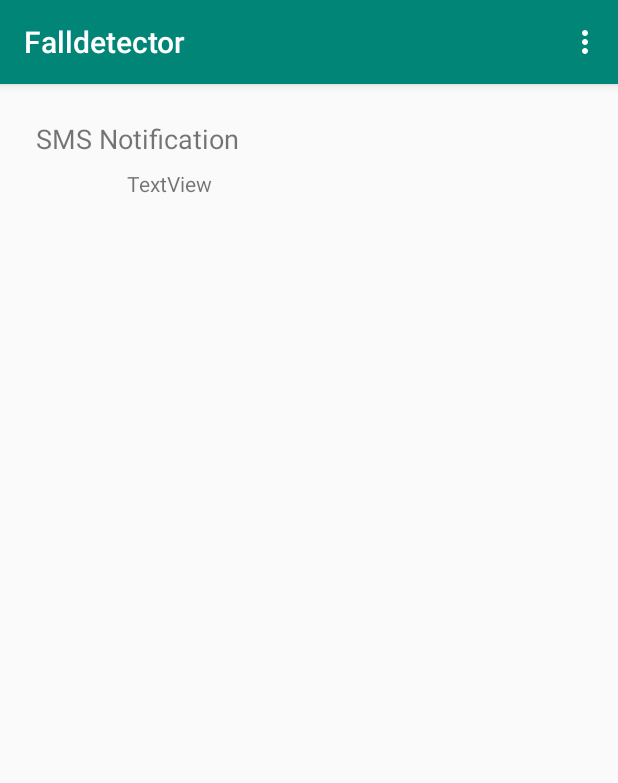
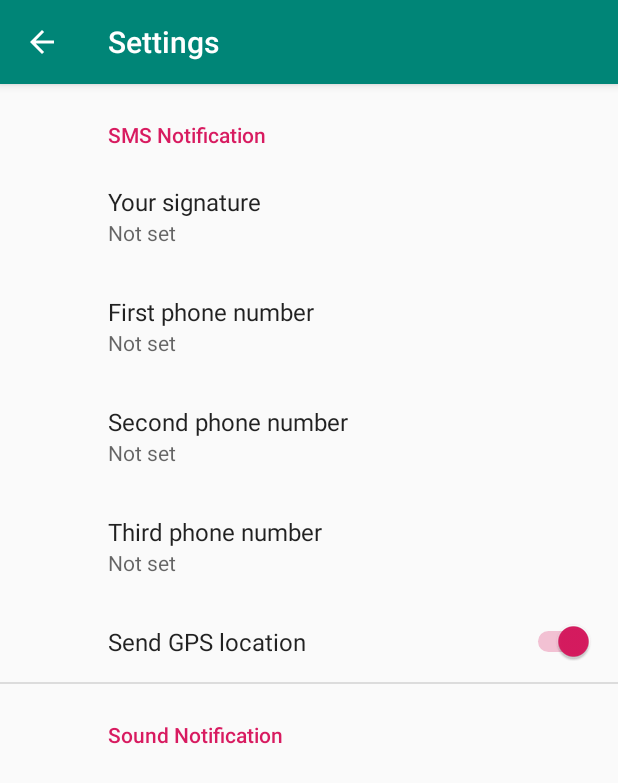
Before and after one commit to maxmsi/Fall_Detector, an Android app: the screen it shows after launch (MainActivity before the commit, SettingsActivity after it), on a phone screen of 412 x 824 dp. Shown: the top 783 px of the screen. Run offline under Robolectric (Android 15) with nearby library versions, the phone set to English and light mode, and no system bars; our stand-ins replace androidx.preference.

Commit message:
Add settings activity

```diff
--- a/app/build.gradle
+++ b/app/build.gradle
@@ -23,6 +23,7 @@ dependencies {
     implementation 'androidx.appcompat:appcompat:1.0.0'
     implementation 'androidx.constraintlayout:constraintlayout:1.1.3'
     implementation 'com.google.android.material:material:1.0.0'
+    implementation 'androidx.preference:preference:1.1.0-alpha04'
     testImplementation 'junit:junit:4.12'
     androidTestImplementation 'androidx.test:runner:1.1.0'
     androidTestImplementation 'androidx.test.espresso:espresso-core:3.1.0'
--- a/app/src/main/java/com/example/falldetector/MainActivity.java
+++ /dev/null
@@ -1,42 +0,0 @@
-package com.example.falldetector;
-
-import android.os.Bundle;
-
-import androidx.appcompat.app.AppCompatActivity;
-import androidx.appcompat.widget.Toolbar;
-
-import android.view.Menu;
-import android.view.MenuItem;
-
-public class MainActivity extends AppCompatActivity {
-
-    @Override
-    protected void onCreate(Bundle savedInstanceState) {
-        super.onCreate(savedInstanceState);
-        setContentView(R.layout.activity_main);
-        Toolbar toolbar = findViewById(R.id.toolbar);
-        setSupportActionBar(toolbar);
-    }
-
-    @Override
-    public boolean onCreateOptionsMenu(Menu menu) {
-        // Inflate the menu; this adds items to the action bar if it is present.
-        getMenuInflater().inflate(R.menu.menu_main, menu);
-        return true;
-    }
-
-    @Override
-    public boolean onOptionsItemSelected(MenuItem item) {
-        // Handle action bar item clicks here. The action bar will
-        // automatically handle clicks on the Home/Up button, so long
-        // as you specify a parent activity in AndroidManifest.xml.
-        int id = item.getItemId();
-
-        //noinspection SimplifiableIfStatement
-        if (id == R.id.action_settings) {
-            return true;
-        }
-
-        return super.onOptionsItemSelected(item);
-    }
-}
--- /dev/null
+++ b/app/src/main/java/com/example/falldetector/SettingsActivity.java
@@ -0,0 +1,31 @@
+package com.example.falldetector;
+
+import android.os.Bundle;
+
+import androidx.appcompat.app.ActionBar;
+import androidx.appcompat.app.AppCompatActivity;
+import androidx.preference.PreferenceFragmentCompat;
+
+public class SettingsActivity extends AppCompatActivity {
+
+    @Override
+    protected void onCreate(Bundle savedInstanceState) {
+        super.onCreate(savedInstanceState);
+        setContentView(R.layout.settings_activity);
+        getSupportFragmentManager()
+                .beginTransaction()
+                .replace(R.id.settings, new SettingsFragment())
+                .commit();
+        ActionBar actionBar = getSupportActionBar();
+        if (actionBar != null) {
+            actionBar.setDisplayHomeAsUpEnabled(true);
+        }
+    }
+
+    public static class SettingsFragment extends PreferenceFragmentCompat {
+        @Override
+        public void onCreatePreferences(Bundle savedInstanceState, String rootKey) {
+            setPreferencesFromResource(R.xml.root_preferences, rootKey);
+        }
+    }
+}
--- a/app/src/main/res/layout/activity_main.xml
+++ /dev/null
@@ -1,26 +0,0 @@
-<?xml version="1.0" encoding="utf-8"?>
-<androidx.coordinatorlayout.widget.CoordinatorLayout
-    xmlns:android="http://schemas.android.com/apk/res/android"
-    xmlns:app="http://schemas.android.com/apk/res-auto"
-    xmlns:tools="http://schemas.android.com/tools"
-    android:layout_width="match_parent"
-    android:layout_height="match_parent"
-    tools:context=".MainActivity">
-
-    <com.google.android.material.appbar.AppBarLayout
-        android:layout_height="wrap_content"
-        android:layout_width="match_parent"
-        android:theme="@style/AppTheme.AppBarOverlay">
-
-        <androidx.appcompat.widget.Toolbar
-            android:id="@+id/toolbar"
-            android:layout_width="match_parent"
-            android:layout_height="?attr/actionBarSize"
-            android:background="?attr/colorPrimary"
-            app:popupTheme="@style/AppTheme.PopupOverlay" />
-
-    </com.google.android.material.appbar.AppBarLayout>
-
-    <include layout="@layout/content_main"/>
-
-</androidx.coordinatorlayout.widget.CoordinatorLayout>
--- a/app/src/main/res/layout/content_main.xml
+++ /dev/null
@@ -1,50 +0,0 @@
-<?xml version="1.0" encoding="utf-8"?>
-<androidx.constraintlayout.widget.ConstraintLayout
-    xmlns:android="http://schemas.android.com/apk/res/android"
-    xmlns:tools="http://schemas.android.com/tools"
-    xmlns:app="http://schemas.android.com/apk/res-auto"
-    android:layout_width="match_parent"
-    android:layout_height="match_parent"
-    app:layout_behavior="@string/appbar_scrolling_view_behavior"
-    tools:showIn="@layout/activity_main"
-    tools:context=".MainActivity">
-
-    <androidx.constraintlayout.widget.ConstraintLayout
-        android:layout_width="398dp"
-        android:layout_height="323dp"
-        android:layout_marginStart="8dp"
-        android:layout_marginTop="8dp"
-        app:layout_constraintStart_toStartOf="parent"
-        app:layout_constraintTop_toTopOf="parent">
-
-        <TextView
-            android:id="@+id/textView"
-            android:layout_width="wrap_content"
-            android:layout_height="wrap_content"
-            android:layout_marginStart="16dp"
-            android:layout_marginTop="16dp"
-            android:text="@string/test_notifications"
-            android:textSize="18sp"
-            app:layout_constraintStart_toStartOf="parent"
-            app:layout_constraintTop_toTopOf="parent" />
-
-        <LinearLayout
-            android:layout_width="382dp"
-            android:layout_height="267dp"
-            android:layout_marginStart="8dp"
-            android:layout_marginTop="8dp"
-            android:layout_marginBottom="8dp"
-            android:orientation="vertical"
-            app:layout_constraintBottom_toBottomOf="parent"
-            app:layout_constraintStart_toStartOf="parent"
-            app:layout_constraintTop_toBottomOf="@+id/textView">
-
-            <TextView
-                android:id="@+id/textView2"
-                android:layout_width="194dp"
-                android:layout_height="54dp"
-                android:text="TextView"
-                android:textAlignment="center" />
-        </LinearLayout>
-    </androidx.constraintlayout.widget.ConstraintLayout>
-</androidx.constraintlayout.widget.ConstraintLayout>
--- /dev/null
+++ b/app/src/main/res/layout/settings_activity.xml
@@ -0,0 +1,9 @@
+<LinearLayout xmlns:android="http://schemas.android.com/apk/res/android"
+    android:layout_width="match_parent"
+    android:layout_height="match_parent">
+
+    <FrameLayout
+        android:id="@+id/settings"
+        android:layout_width="match_parent"
+        android:layout_height="match_parent" />
+</LinearLayout>
--- a/app/src/main/res/menu/menu_main.xml
+++ /dev/null
@@ -1,9 +0,0 @@
-<menu xmlns:android="http://schemas.android.com/apk/res/android"
-    xmlns:app="http://schemas.android.com/apk/res-auto"
-    xmlns:tools="http://schemas.android.com/tools"
-    tools:context="com.example.falldetector.MainActivity" >
-    <item android:id="@+id/action_settings"
-        android:title="@string/action_settings"
-        android:orderInCategory="100"
-        app:showAsAction="never" />
-</menu>
--- a/app/src/main/res/mipmap-anydpi-v26/ic_launcher.xml
+++ b/app/src/main/res/mipmap-anydpi-v26/ic_launcher.xml
@@ -1,5 +1,5 @@
 <?xml version="1.0" encoding="utf-8"?>
 <adaptive-icon xmlns:android="http://schemas.android.com/apk/res/android">
-    <background android:drawable="@drawable/ic_launcher_background"/>
-    <foreground android:drawable="@drawable/ic_launcher_foreground"/>
+    <background android:drawable="@drawable/ic_launcher_background" />
+    <foreground android:drawable="@drawable/ic_launcher_foreground" />
 </adaptive-icon>
--- a/app/src/main/res/mipmap-anydpi-v26/ic_launcher_round.xml
+++ b/app/src/main/res/mipmap-anydpi-v26/ic_launcher_round.xml
@@ -1,5 +1,5 @@
 <?xml version="1.0" encoding="utf-8"?>
 <adaptive-icon xmlns:android="http://schemas.android.com/apk/res/android">
-    <background android:drawable="@drawable/ic_launcher_background"/>
-    <foreground android:drawable="@drawable/ic_launcher_foreground"/>
+    <background android:drawable="@drawable/ic_launcher_background" />
+    <foreground android:drawable="@drawable/ic_launcher_foreground" />
 </adaptive-icon>
--- /dev/null
+++ b/app/src/main/res/values/arrays.xml
@@ -0,0 +1,12 @@
+<resources>
+    <!-- Reply Preference -->
+    <string-array name="reply_entries">
+        <item>Reply</item>
+        <item>Reply to all</item>
+    </string-array>
+
+    <string-array name="reply_values">
+        <item>reply</item>
+        <item>reply_all</item>
+    </string-array>
+</resources>
--- a/app/src/main/res/values/dimens.xml
+++ b/app/src/main/res/values/dimens.xml
@@ -1,3 +1 @@
-<resources>
-    <dimen name="fab_margin">16dp</dimen>
-</resources>
+<resources></resources>
--- a/app/src/main/res/values/strings.xml
+++ b/app/src/main/res/values/strings.xml
@@ -1,5 +1,19 @@
 <resources>
     <string name="app_name">Falldetector</string>
-    <string name="action_settings">Settings</string>
-    <string name="test_notifications">SMS Notification</string>
+    <string name="title_activity_settings">Settings</string>
+
+    <!-- Preference Titles -->
+    <string name="messages_header">Messages</string>
+    <string name="sync_header">Sync</string>
+
+    <!-- Messages Preferences -->
+    <string name="signature_title">Your signature</string>
+    <string name="reply_title">Default reply action</string>
+
+    <!-- Sync Preferences -->
+    <string name="sync_title">Sync email periodically</string>
+    <string name="attachment_title">Download incoming attachments</string>
+    <string name="attachment_summary_on">Automatically download attachments for incoming emails
+    </string>
+    <string name="attachment_summary_off">Only download attachments when manually requested</string>
 </resources>
--- a/app/src/main/res/values/styles.xml
+++ b/app/src/main/res/values/styles.xml
@@ -7,11 +7,5 @@
         <item name="colorPrimaryDark">@color/colorPrimaryDark</item>
         <item name="colorAccent">@color/colorAccent</item>
     </style>
-    <style name="AppTheme.NoActionBar">
-        <item name="windowActionBar">false</item>
-        <item name="windowNoTitle">true</item>
-    </style>
-    <style name="AppTheme.AppBarOverlay" parent="ThemeOverlay.AppCompat.Dark.ActionBar" />
-    <style name="AppTheme.PopupOverlay" parent="ThemeOverlay.AppCompat.Light" />
 
 </resources>
--- /dev/null
+++ b/app/src/main/res/xml/root_preferences.xml
@@ -0,0 +1,49 @@
+<!--
+  ~ Copyright 2018 The app Open Source Project
+  ~
+  ~ Licensed under the Apache License, Version 2.0 (the "License");
+  ~ you may not use this file except in compliance with the License.
+  ~ You may obtain a copy of the License at
+  ~
+  ~      http://www.apache.org/licenses/LICENSE-2.0
+  ~
+  ~ Unless required by applicable law or agreed to in writing, software
+  ~ distributed under the License is distributed on an "AS IS" BASIS,
+  ~ WITHOUT WARRANTIES OR CONDITIONS OF ANY KIND, either express or implied.
+  ~ See the License for the specific language governing permissions and
+  ~ limitations under the License.
+  -->
+
+<androidx.preference.PreferenceScreen xmlns:android="http://schemas.android.com/apk/res/android"
+    xmlns:app="http://schemas.android.com/apk/res-auto">
+
+    <PreferenceCategory app:title="SMS Notification">
+
+        <EditTextPreference
+            app:key="signature"
+            app:title="@string/signature_title"
+            app:useSimpleSummaryProvider="true" />
+        <EditTextPreference
+            app:key="contactOne"
+            app:title="First phone number"
+            app:useSimpleSummaryProvider="true" />
+        <EditTextPreference
+            app:key="contactTwo"
+            app:title="Second phone number"
+            app:useSimpleSummaryProvider="true" />
+        <EditTextPreference
+            app:key="contactThree"
+            app:title="Third phone number"
+            app:useSimpleSummaryProvider="true" />
+        <SwitchPreference
+            android:defaultValue="true"
+            android:key="sendGpsData"
+            android:title="Send GPS location" />
+
+    </PreferenceCategory>
+
+    <PreferenceCategory app:title="Sound Notification">
+
+    </PreferenceCategory>
+
+</androidx.preference.PreferenceScreen>
```
Also changed, not shown: app/src/main/AndroidManifest.xml (+4 -5 lines), app/src/main/res/drawable/ic_launcher_background.xml (+164 -68 lines), 2 other files.
